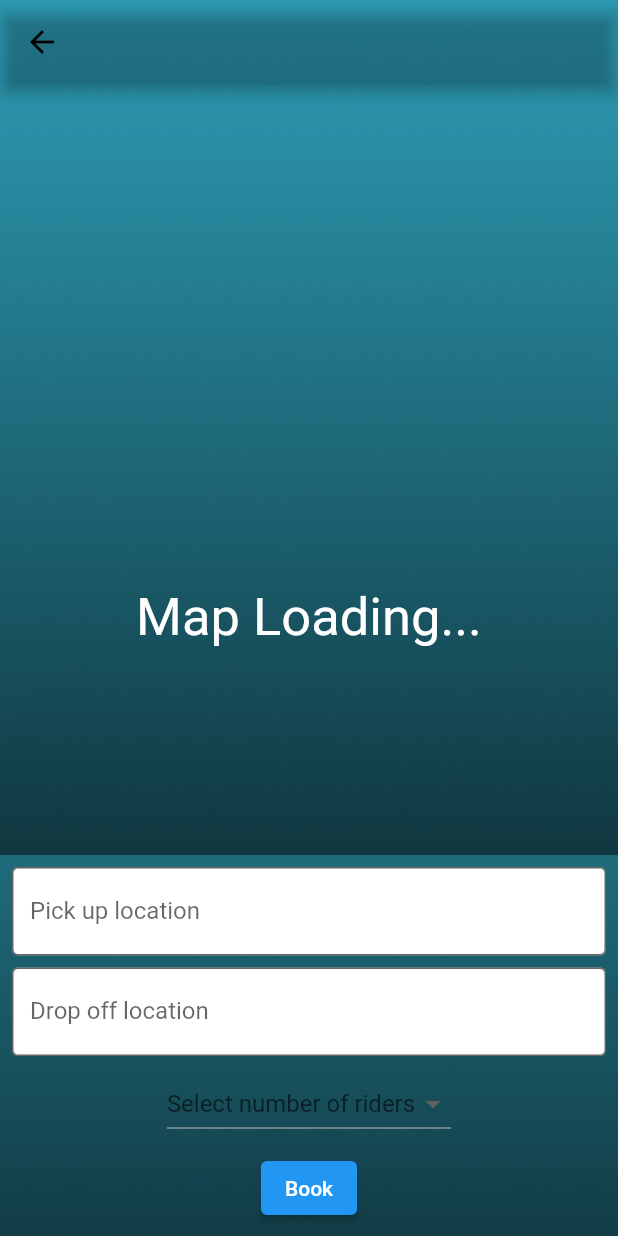
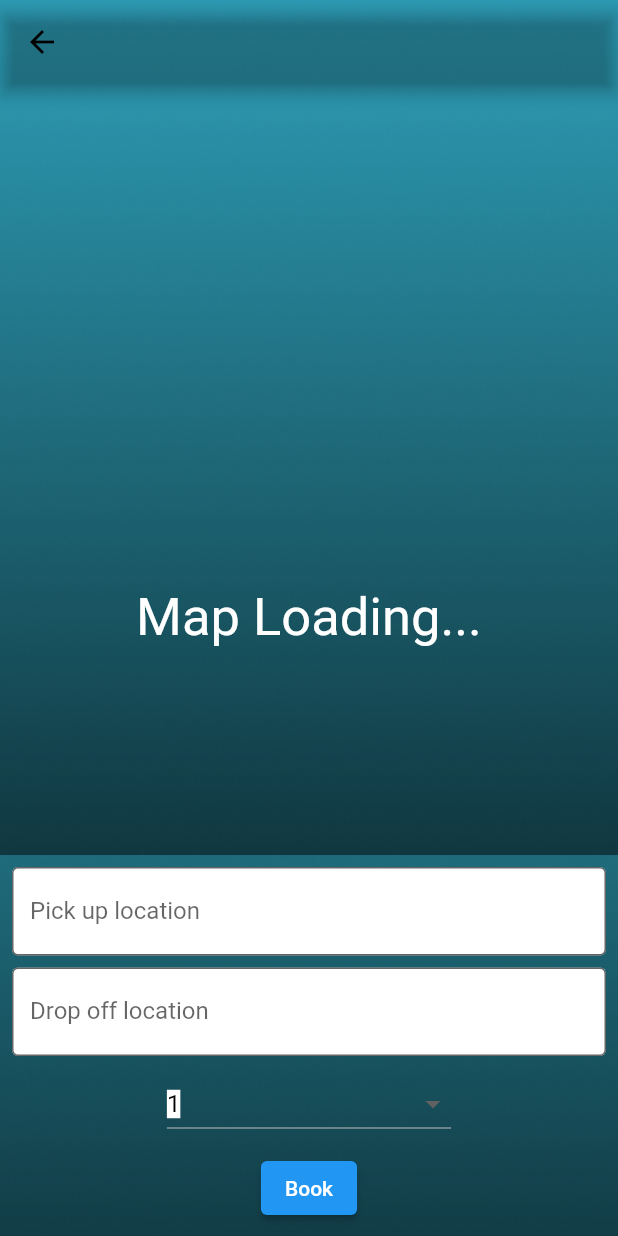
Before and after one commit to utsavns96/campus_cruise, a Flutter app: the MapPage screen opened directly, on a phone screen of 412 x 824 dp. Run offline on Flutter 3.47's test engine with Material 2 defaults, Android fonts, the phone set to English and light mode, and no system bars; our stand-ins replace flutter_rating_bar, google_maps_flutter, location; missing offline and left inert: flutter_google_places_hoc081098, flutter_polyline_points, google_maps_webservice.

Commit message:
Fixed the book riders issue

```diff
--- a/lib/book.dart
+++ b/lib/book.dart
@@ -18,6 +18,8 @@ class MapPage extends StatefulWidget {
 
 class _MyWidgetState extends State<MapPage> {
   Location _locationController = new Location();
+
+  String dropdownValue = '1';
 
   final Completer<GoogleMapController> _mapController =
       Completer<GoogleMapController>();
@@ -68,8 +70,8 @@ class _MyWidgetState extends State<MapPage> {
                 context: context,
                 builder: (BuildContext context) {
                   return AlertDialog(
-                    title: Text('Error'),
-                    content: Text(
+                    title: const Text('Error'),
+                    content: const Text(
                         'Selected location is outside the boundary. Please reselect a location.'),
                     actions: <Widget>[
                       TextButton(
@@ -253,17 +255,26 @@ class _MyWidgetState extends State<MapPage> {
                   ),
                   SizedBox(height: 8.0),
                   DropdownButton<String>(
-                    items:
-                        <String>['1', '2', '3', '4', '5'].map((String value) {
+                    value: dropdownValue,
+                    onChanged: (String? newValue) {
+                      setState(() {
+                        dropdownValue = newValue!;
+                      });
+                    },
+                    items: <String>['1', '2', '3', '4', '5']
+                        .map<DropdownMenuItem<String>>((String value) {
                       return DropdownMenuItem<String>(
                         value: value,
                         child: Container(
                           color: Colors.white,
-                          child: Text(value),
+                          child: Text(
+                            value,
+                            style: TextStyle(color: Colors.black),
+                            textAlign: TextAlign.center,
+                          ),
                         ),
                       );
                     }).toList(),
-                    onChanged: (_) {},
                     hint: Text('Select number of riders'),
                   ),
                   SizedBox(height: 8.0),
```
